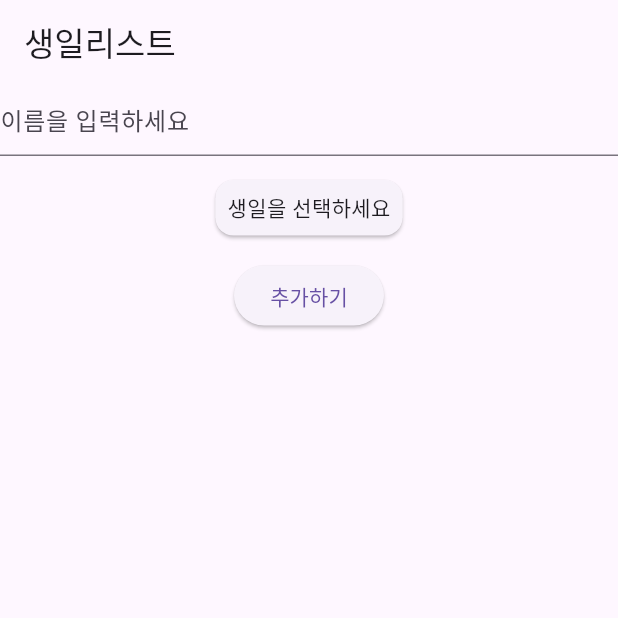
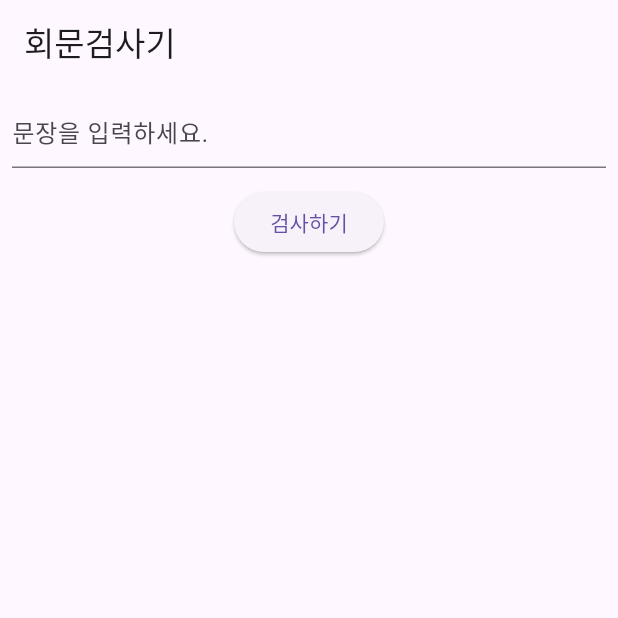
Before and after one commit to niw5924/flutter-coding-test-practice, a Flutter app: the screen it shows after launch, on a phone screen of 412 x 824 dp, the top half of it. Run offline on Flutter 3.47's test engine with Material 3 defaults, Android fonts, the phone set to English and light mode, and no system bars; our stand-ins replace shared_preferences.

Commit message:
코딩테스트 초급 17일차

```diff
--- /dev/null
+++ b/lib/levels/beginner/day17_palindrome_checker.dart
@@ -0,0 +1,93 @@
+import 'package:flutter/material.dart';
+
+class Day17Page extends StatefulWidget {
+  const Day17Page({super.key});
+
+  @override
+  State<StatefulWidget> createState() => _Day17PageState();
+}
+
+class _Day17PageState extends State<Day17Page> {
+  final _controller = TextEditingController();
+  List palindrome = [];
+  List palindromeList = [];
+
+  void check() {
+    final text = _controller.text.trim();
+
+    for (int i = text.length - 1; i >= 0; i--) {
+      palindrome.add(text[i]);
+    }
+    final reversed = palindrome.join();
+    setState(() {
+      if (text == reversed) {
+        palindromeList.add(PalindromeItem(sentence: reversed, isTrue: true));
+      } else {
+        palindromeList.add(PalindromeItem(sentence: reversed, isTrue: false));
+      }
+    });
+
+    _controller.clear();
+    palindrome.clear();
+  }
+
+  @override
+  Widget build(BuildContext context) {
+    return Scaffold(
+      appBar: AppBar(title: Text("회문검사기")),
+      body: Padding(
+        padding: const EdgeInsets.all(8.0),
+        child: Column(
+          children: [
+            TextField(
+              controller: _controller,
+              decoration: InputDecoration(hintText: "문장을 입력하세요."),
+            ),
+            const SizedBox(height: 12),
+            ElevatedButton(
+              onPressed: check,
+              child: Text("검사하기"),
+            ),
+            const SizedBox(height: 12),
+            if (palindromeList.isNotEmpty)
+              Expanded(
+                child: ListView.builder(
+                  itemCount: palindromeList.length,
+                  itemBuilder: (context, index) {
+                    return palindromeList[index];
+                  },
+                ),
+              ),
+          ],
+        ),
+      ),
+    );
+  }
+}
+
+class PalindromeItem extends StatelessWidget {
+  final String sentence;
+  final bool isTrue;
+
+  const PalindromeItem({
+    super.key,
+    required this.sentence,
+    required this.isTrue,
+  });
+
+  @override
+  Widget build(BuildContext context) {
+    return Row(
+      children: [
+        Expanded(child: Text(sentence)),
+        Text(
+          isTrue ? "회문입니다." : "회문이 아닙니다.",
+          style: TextStyle(
+            color: isTrue ? Colors.green : Colors.red,
+            fontWeight: FontWeight.bold,
+          ),
+        )
+      ],
+    );
+  }
+}
--- a/lib/main.dart
+++ b/lib/main.dart
@@ -1,5 +1,5 @@
 import 'package:flutter/material.dart';
-import 'package:flutter_coding_test_practice/levels/beginner/day16_birthday_list_page.dart';
+import 'package:flutter_coding_test_practice/levels/beginner/day17_palindrome_checker.dart';
 
 void main() {
   runApp(MyApp());
@@ -15,7 +15,7 @@ class MyApp extends StatelessWidget {
       theme: ThemeData(primarySwatch: Colors.blue),
 
       /// 이 부분만 바꿔야 함.
-      home: Day16Page(),
+      home: Day17Page(),
     );
   }
 }
```
Also changed, not shown: lib/levels/beginner/day9_bmi_calculator.dart (renamed from lib/levels/beginner/day_9_bmi_calculator.dart).
